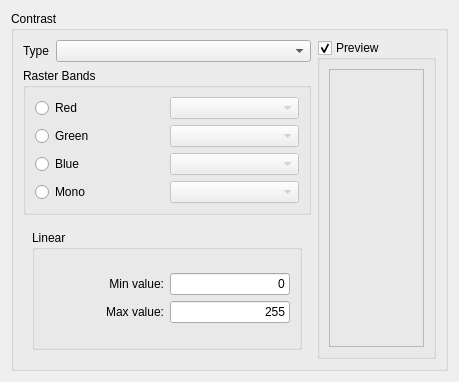
Old version of the form src/terralib/qt/widgets/rp/ui/ContrastWizardPageForm.ui in the repository claudiobogossian/terralib5.
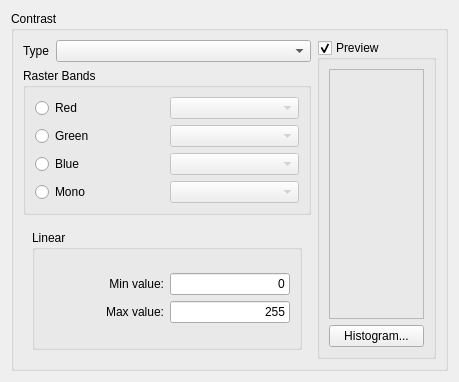
New version of the form.

Patch:
```diff
--- a/src/terralib/qt/widgets/rp/ui/ContrastWizardPageForm.ui
+++ b/src/terralib/qt/widgets/rp/ui/ContrastWizardPageForm.ui
@@ -417,6 +417,13 @@
              </property>
             </widget>
            </item>
+           <item row="1" column="0">
+            <widget class="QPushButton" name="m_histogramPushButton">
+             <property name="text">
+              <string>Histogram...</string>
+             </property>
+            </widget>
+           </item>
           </layout>
          </widget>
         </item>
```
